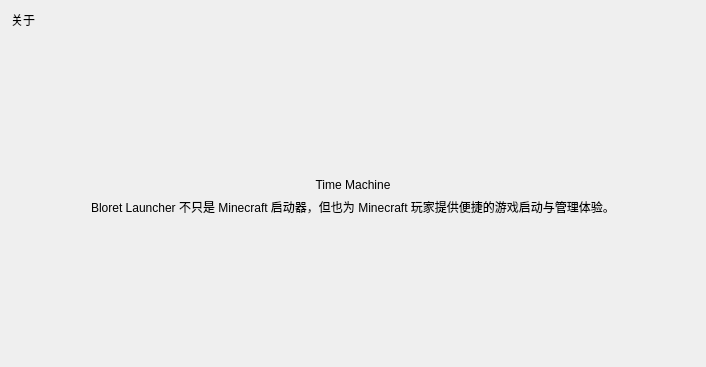
Old version of the form ui/about.ui in the repository Detritalw/Time-Machine; both pictures show x 0 to 706 and y 0 to 367 of the 706 by 590 pixel window.
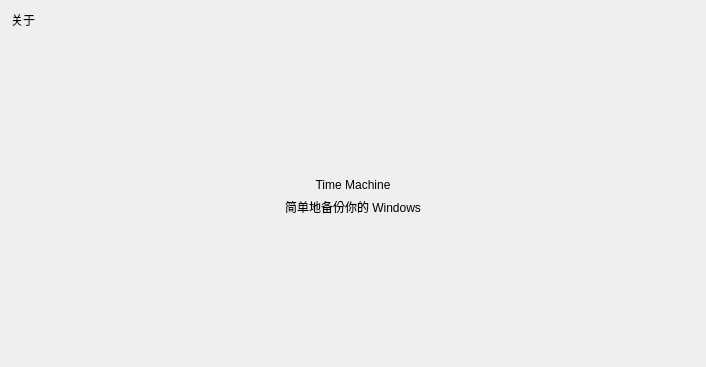
New version of the form. Icons and pictures are not drawn. Custom widgets are drawn as their Qt base class.

Diff of the .ui file:
```diff
--- a/ui/about.ui
+++ b/ui/about.ui
@@ -105,7 +105,7 @@
        <item>
         <widget class="CaptionLabel" name="CaptionLabel_3">
          <property name="text">
-          <string>Bloret Launcher 不只是 Minecraft 启动器，但也为 Minecraft 玩家提供便捷的游戏启动与管理体验。</string>
+          <string>简单地备份你的 Windows</string>
          </property>
          <property name="alignment">
           <set>Qt::AlignCenter</set>
```
Left out of the diff: 6 changed lines with no effect on the pictures.
